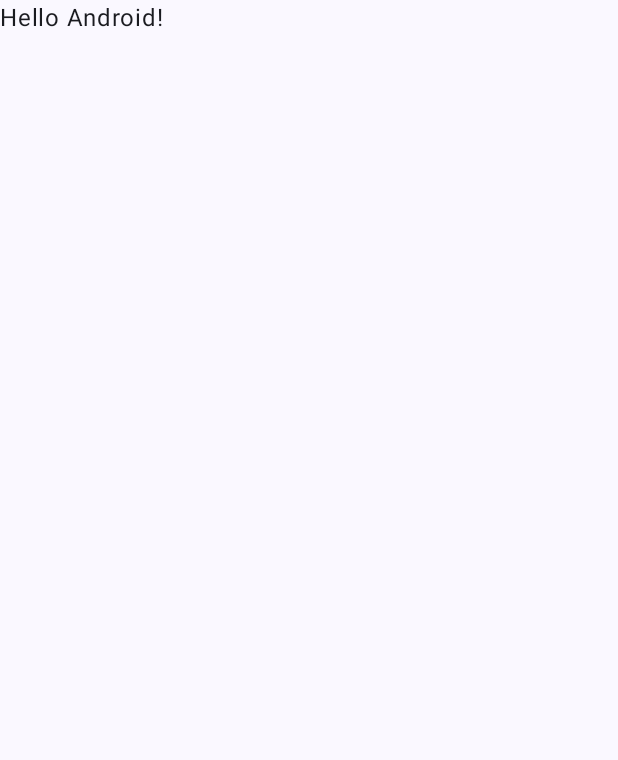
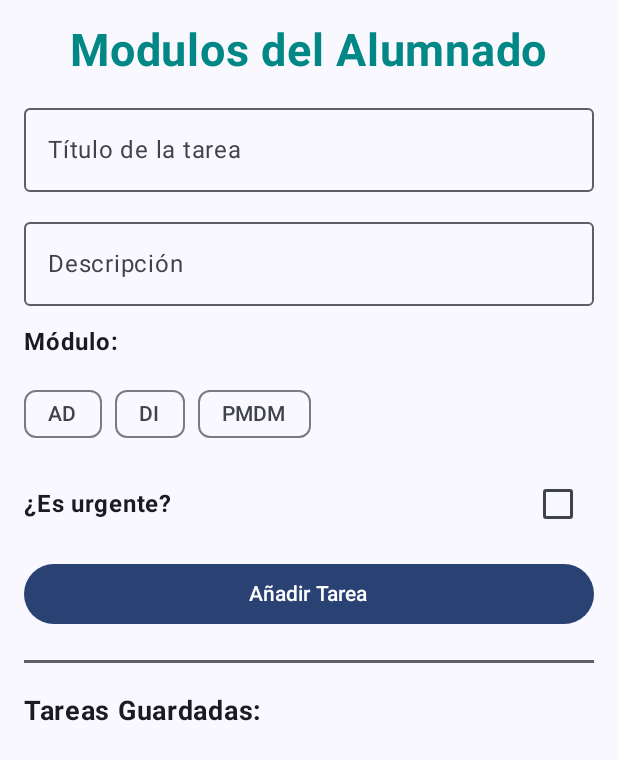
Before and after one commit to enrique22-22/DAM-ProyectosAndroid, an Android app built with Jetpack Compose: the screen it shows after launch (MainActivity), on a phone screen of 412 x 824 dp. Before the commit the part shown is almost empty. Shown: the top 760 px of the screen. Run offline under Robolectric (Android 15) with nearby library versions, the phone set to English and light mode, and no system bars.

Commit message:
Ejercicio acabado v2

```diff
--- a/Practica2-Kotlin/app/src/main/java/com/example/practica2_kotlin/MainActivity.kt
+++ b/Practica2-Kotlin/app/src/main/java/com/example/practica2_kotlin/MainActivity.kt
@@ -20,8 +20,7 @@ class MainActivity : ComponentActivity() {
         setContent {
             Practica2KotlinTheme {
                 Scaffold(modifier = Modifier.fillMaxSize()) { innerPadding ->
-                    Greeting(
-                        name = "Android",
+                    PantallaModulos(
                         modifier = Modifier.padding(innerPadding)
                     )
                 }
@@ -29,19 +28,3 @@ class MainActivity : ComponentActivity() {
         }
     }
 }
-
-@Composable
-fun Greeting(name: String, modifier: Modifier = Modifier) {
-    Text(
-        text = "Hello $name!",
-        modifier = modifier
-    )
-}
-
-@Preview(showBackground = true)
-@Composable
-fun GreetingPreview() {
-    Practica2KotlinTheme {
-        Greeting("Android")
-    }
-}
--- a/Practica2-Kotlin/app/src/main/java/com/example/practica2_kotlin/PantallaMaterias.kt
+++ b/Practica2-Kotlin/app/src/main/java/com/example/practica2_kotlin/PantallaMaterias.kt
@@ -5,13 +5,20 @@ import androidx.compose.foundation.layout.Column
 import androidx.compose.foundation.layout.Row
 import androidx.compose.foundation.layout.Spacer
 import androidx.compose.foundation.layout.fillMaxSize
+import androidx.compose.foundation.layout.fillMaxWidth
 import androidx.compose.foundation.layout.height
 import androidx.compose.foundation.layout.padding
 import androidx.compose.foundation.layout.width
+import androidx.compose.foundation.lazy.LazyColumn
+import androidx.compose.foundation.lazy.items
+import androidx.compose.material3.Button
 import androidx.compose.material3.Card
 import androidx.compose.material3.CardDefaults
+import androidx.compose.material3.Checkbox
 import androidx.compose.material3.FilterChip
+import androidx.compose.material3.HorizontalDivider
 import androidx.compose.material3.MaterialTheme
+import androidx.compose.material3.OutlinedTextField
 import androidx.compose.material3.Text
 import androidx.compose.runtime.Composable
 import androidx.compose.runtime.collectAsState
@@ -23,6 +30,7 @@ import androidx.compose.ui.text.font.FontWeight
 import androidx.compose.ui.unit.dp
 import androidx.compose.ui.unit.sp
 import androidx.lifecycle.viewmodel.compose.viewModel
+import com.example.practica2_kotlin.modelo.Tarea
 import com.example.practica2_kotlin.ui.MateriasViewModel
 
 @Composable
@@ -44,36 +52,142 @@ fun PantallaModulos(
             color = colorResource(R.color.teal_700)
         )
 
-        Spacer(modifier = Modifier.height(50.dp))
+        OutlinedTextField(
+            value = materiasViewModel.tituloUs,
+            onValueChange = { nuevoTexto -> materiasViewModel.actualizarTitulo(nuevoTexto) },
+            label = { Text("Título de la tarea") },
+            modifier = Modifier.fillMaxWidth(),
+            singleLine = true
+        )
 
-        Card(
+        OutlinedTextField(
+            value = materiasViewModel.descripcionUs,
+            onValueChange = { nuevaDescripcion -> materiasViewModel.actualizarDescripcion(nuevaDescripcion) },
+            label = { Text("Descripción") },
+            modifier = Modifier.fillMaxWidth()
+        )
+
+        Text(
+            text = "Módulo:",
+            fontWeight = FontWeight.Bold,
+            modifier = Modifier.align(Alignment.Start)
+        )
+
+        Row(
+            horizontalArrangement = Arrangement.spacedBy(8.dp),
+            modifier = Modifier.fillMaxWidth()
+        ) {
+
+            FilterChip(
+                selected = (materiasViewModel.tipoModulo == "AD"),
+                onClick = { materiasViewModel.actualizarModulo("AD") },
+                label = { Text("AD") }
+            )
+            FilterChip(
+                selected = (materiasViewModel.tipoModulo == "DI"),
+                onClick = { materiasViewModel.actualizarModulo("DI") },
+                label = { Text("DI") }
+            )
+            FilterChip(
+                selected = (materiasViewModel.tipoModulo == "PMDM"),
+                onClick = { materiasViewModel.actualizarModulo("PMDM") },
+                label = { Text("PMDM") }
+            )
+        }
+
+        Row(
+            verticalAlignment = Alignment.CenterVertically,
+            horizontalArrangement = Arrangement.SpaceBetween,
+            modifier = Modifier.fillMaxWidth()
+        ) {
+            Text(
+                text = "¿Es urgente?",
+                fontWeight = FontWeight.Bold
+            )
+
+            Checkbox(
+                checked = materiasViewModel.urgencia,
+                onCheckedChange = { estaMarcado ->
+                    materiasViewModel.actualizarEleccionUrgencia(estaMarcado)
+                }
+            )
+        }
+
+        Button(
+            onClick = { materiasViewModel.nuevaTarea() },
+            modifier = Modifier.fillMaxWidth()
+        ) {
+            Text(text = "Añadir Tarea")
+        }
+
+        HorizontalDivider(
+            modifier = Modifier.padding(vertical = 8.dp),
+            thickness = 2.dp,
+            color = MaterialTheme.colorScheme.outline
+        )
+
+        Text(
+            text = "Tareas Guardadas:",
+            fontSize = 18.sp,
+            fontWeight = FontWeight.Bold,
+            modifier = Modifier.align(Alignment.Start)
+        )
+
+        LazyColumn(
             modifier = Modifier.fillMaxSize(),
-            colors = CardDefaults.cardColors(containerColor = MaterialTheme.colorScheme.surfaceVariant)
+            verticalArrangement = Arrangement.spacedBy(8.dp)
+        ) {
+            items(uiState.tareas) { tarea ->
+                ItemTarea(tarea = tarea)
+            }
+        }
+    }
+}
+
+@Composable
+fun ItemTarea(tarea: Tarea) {
+    val colorTarjeta = if (tarea.esUrgente) {
+        MaterialTheme.colorScheme.errorContainer
+    } else {
+        MaterialTheme.colorScheme.surfaceVariant
+    }
+
+    Card(
+        modifier = Modifier.fillMaxWidth(),
+        colors = CardDefaults.cardColors(containerColor = colorTarjeta)
+    ) {
+        Column(
+            modifier = Modifier.padding(12.dp)
         ) {
             Column(
-                horizontalAlignment = Alignment.CenterHorizontally
+                modifier = Modifier.fillMaxWidth(),
             ) {
                 Text(
-                    text = "Tarea: ",
-                    fontSize = 15.sp
+                    text = "Título: ${tarea.tituloTarea}",
+                    fontWeight = FontWeight.Bold,
+                    fontSize = 16.sp
+                )
+                Text(
+                    text = "Modulo elegido: ${tarea.modulos}",
+                    fontWeight = FontWeight.Bold,
+                    color = MaterialTheme.colorScheme.primary
                 )
 
-                Row(
-                    verticalAlignment = Alignment.CenterVertically,
-                    horizontalArrangement = Arrangement.spacedBy(8.dp)
-                ) {
-                    Text(text = "Titulo: ${materiasViewModel.tituloUs}")
+                Spacer(modifier = Modifier.height(4.dp))
 
-                    Text(text = "Descripción: ${materiasViewModel.descripcionUs}")
+                Text(text = "Descripción: ${tarea.descripcion}")
 
+                if (tarea.esUrgente) {
+                    Spacer(modifier = Modifier.height(4.dp))
+                    Text(
+                        text = "Tarea Urgente",
+                        color = MaterialTheme.colorScheme.error,
+                        fontWeight = FontWeight.Bold,
+                        fontSize = 12.sp
+                    )
                 }
+            }
 
-            }
         }
-
     }
-
-
-
-
 }
```
Also changed, not shown: Practica2-Kotlin/app/src/main/java/com/example/practica2_kotlin/ui/MateriasViewModel.kt (+11 -1 lines).
